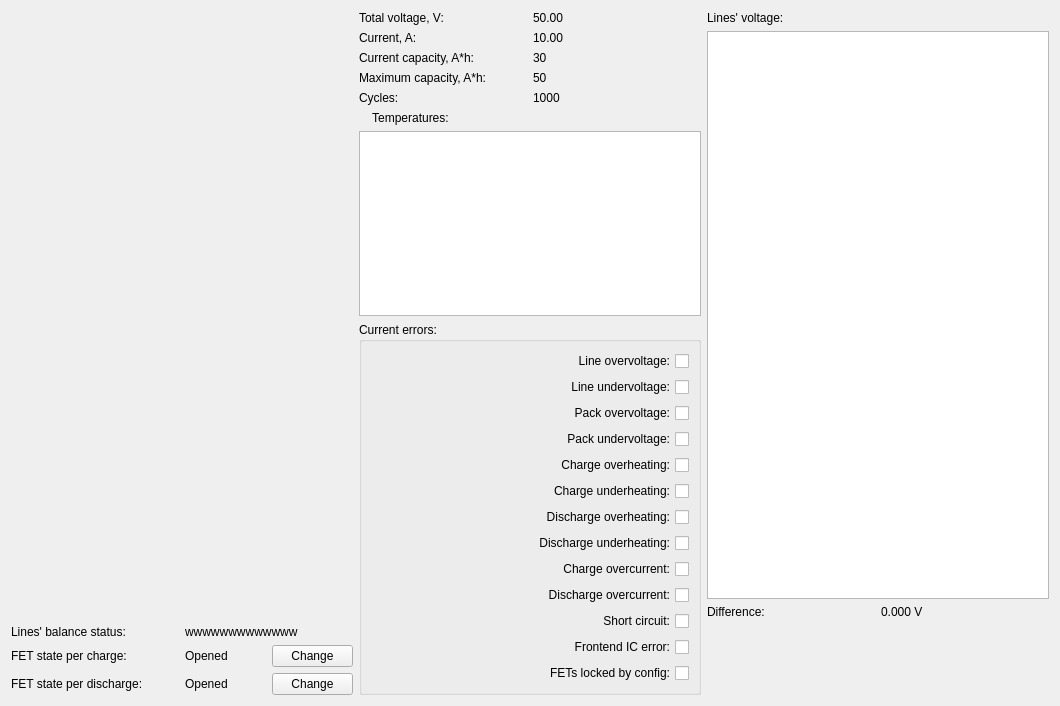
reedpxel/BMSInterface, file app/maininfowidget.ui: the form before one commit.
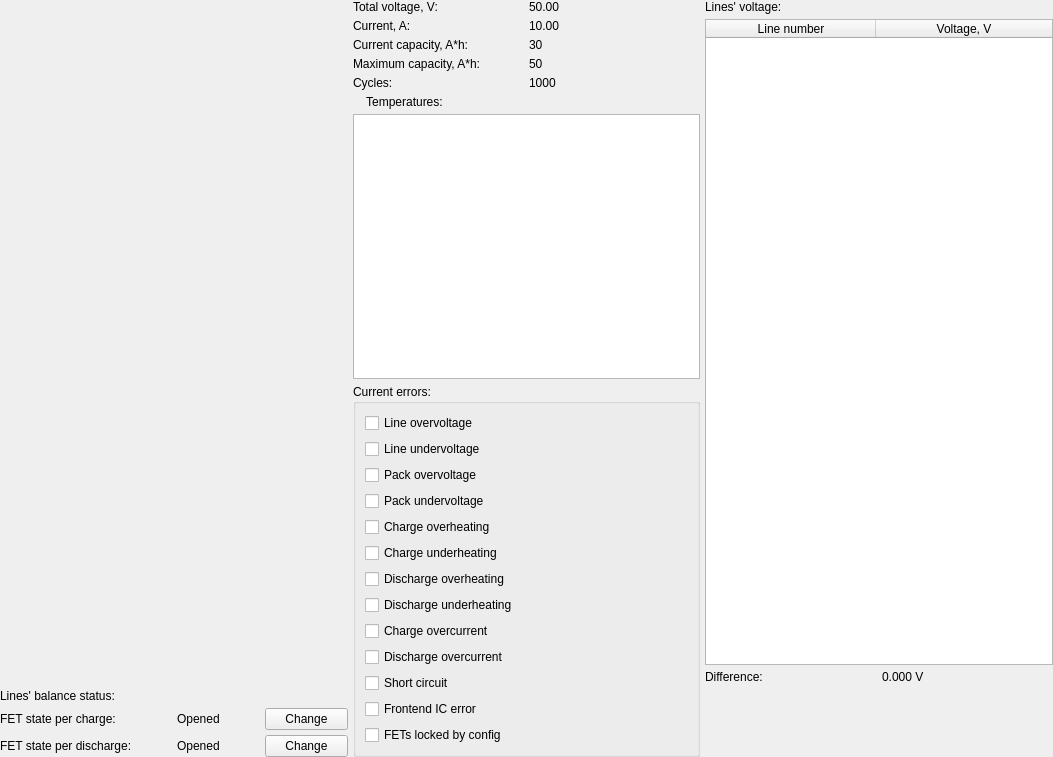
The form after the commit.

What changed in the file:
```diff
--- a/app/maininfowidget.ui
+++ b/app/maininfowidget.ui
@@ -6,14 +6,29 @@
    <rect>
     <x>0</x>
     <y>0</y>
-    <width>1060</width>
-    <height>706</height>
+    <width>1053</width>
+    <height>757</height>
    </rect>
   </property>
   <property name="windowTitle">
    <string>Form</string>
   </property>
   <layout class="QGridLayout" name="gridLayout_3">
+   <property name="leftMargin">
+    <number>0</number>
+   </property>
+   <property name="topMargin">
+    <number>0</number>
+   </property>
+   <property name="rightMargin">
+    <number>0</number>
+   </property>
+   <property name="bottomMargin">
+    <number>0</number>
+   </property>
+   <property name="spacing">
+    <number>5</number>
+   </property>
    <item row="0" column="0">
     <widget class="QWidget" name="batterySliderWidget" native="true">
      <property name="sizePolicy">
@@ -122,7 +137,60 @@
       </widget>
      </item>
      <item>
-      <widget class="QTableWidget" name="tempsTable"/>
+      <widget class="QTableWidget" name="tempsTable">
+       <property name="minimumSize">
+        <size>
+         <width>0</width>
+         <height>90</height>
+        </size>
+       </property>
+       <property name="editTriggers">
+        <set>QAbstractItemView::NoEditTriggers</set>
+       </property>
+       <property name="tabKeyNavigation">
+        <bool>false</bool>
+       </property>
+       <property name="showDropIndicator" stdset="0">
+        <bool>false</bool>
+       </property>
+       <property name="dragDropOverwriteMode">
+        <bool>false</bool>
+       </property>
+       <property name="selectionMode">
+        <enum>QAbstractItemView::NoSelection</enum>
+       </property>
+       <property name="columnCount">
+        <number>2</number>
+       </property>
+       <attribute name="horizontalHeaderVisible">
+        <bool>false</bool>
+       </attribute>
+       <attribute name="horizontalHeaderDefaultSectionSize">
+        <number>170</number>
+       </attribute>
+       <attribute name="horizontalHeaderHighlightSections">
+        <bool>false</bool>
+       </attribute>
+       <attribute name="horizontalHeaderStretchLastSection">
+        <bool>true</bool>
+       </attribute>
+       <attribute name="verticalHeaderVisible">
+        <bool>false</bool>
+       </attribute>
+       <attribute name="verticalHeaderHighlightSections">
+        <bool>false</bool>
+       </attribute>
+       <column>
+        <property name="text">
+         <string>Thermoresister number</string>
+        </property>
+       </column>
+       <column>
+        <property name="text">
+         <string>Temperature, °C</string>
+        </property>
+       </column>
+      </widget>
      </item>
      <item>
       <widget class="QGroupBox" name="groupBox">
@@ -156,13 +224,13 @@
            <enum>Qt::NoContextMenu</enum>
           </property>
           <property name="layoutDirection">
-           <enum>Qt::RightToLeft</enum>
+           <enum>Qt::LeftToRight</enum>
           </property>
           <property name="text">
-           <string>Line overvoltage:</string>
+           <string>Line overvoltage</string>
           </property>
           <property name="checkable">
-           <bool>true</bool>
+           <bool>false</bool>
           </property>
          </widget>
         </item>
@@ -186,13 +254,13 @@
            <enum>Qt::NoContextMenu</enum>
           </property>
           <property name="layoutDirection">
-           <enum>Qt::RightToLeft</enum>
+           <enum>Qt::LeftToRight</enum>
           </property>
           <property name="text">
-           <string>Line undervoltage:</string>
+           <string>Line undervoltage</string>
           </property>
           <property name="checkable">
-           <bool>true</bool>
+           <bool>false</bool>
           </property>
          </widget>
         </item>
@@ -216,13 +284,13 @@
            <enum>Qt::NoContextMenu</enum>
           </property>
           <property name="layoutDirection">
-           <enum>Qt::RightToLeft</enum>
+           <enum>Qt::LeftToRight</enum>
           </property>
           <property name="text">
-           <string>Pack overvoltage:</string>
+           <string>Pack overvoltage</string>
           </property>
           <property name="checkable">
-           <bool>true</bool>
+           <bool>false</bool>
           </property>
          </widget>
         </item>
@@ -246,13 +314,13 @@
            <enum>Qt::NoContextMenu</enum>
           </property>
           <property name="layoutDirection">
-           <enum>Qt::RightToLeft</enum>
+           <enum>Qt::LeftToRight</enum>
           </property>
           <property name="text">
-           <string>Pack undervoltage:</string>
+           <string>Pack undervoltage</string>
           </property>
           <property name="checkable">
-           <bool>true</bool>
+           <bool>false</bool>
           </property>
          </widget>
         </item>
@@ -276,13 +344,13 @@
            <enum>Qt::NoContextMenu</enum>
           </property>
           <property name="layoutDirection">
-           <enum>Qt::RightToLeft</enum>
+           <enum>Qt::LeftToRight</enum>
           </property>
           <property name="text">
-           <string>Charge overheating:</string>
+           <string>Charge overheating</string>
           </property>
           <property name="checkable">
-           <bool>true</bool>
+           <bool>false</bool>
           </property>
          </widget>
         </item>
@@ -306,13 +374,13 @@
            <enum>Qt::NoContextMenu</enum>
           </property>
           <property name="layoutDirection">
-           <enum>Qt::RightToLeft</enum>
+           <enum>Qt::LeftToRight</enum>
           </property>
           <property name="text">
-           <string>Charge underheating:</string>
+           <string>Charge underheating</string>
           </property>
           <property name="checkable">
-           <bool>true</bool>
+           <bool>false</bool>
           </property>
          </widget>
         </item>
@@ -336,13 +404,13 @@
            <enum>Qt::NoContextMenu</enum>
           </property>
           <property name="layoutDirection">
-           <enum>Qt::RightToLeft</enum>
+           <enum>Qt::LeftToRight</enum>
           </property>
           <property name="text">
-           <string>Discharge overheating:</string>
+           <string>Discharge overheating</string>
           </property>
           <property name="checkable">
-           <bool>true</bool>
+           <bool>false</bool>
           </property>
          </widget>
         </item>
@@ -366,13 +434,13 @@
            <enum>Qt::NoContextMenu</enum>
           </property>
           <property name="layoutDirection">
-           <enum>Qt::RightToLeft</enum>
+           <enum>Qt::LeftToRight</enum>
           </property>
           <property name="text">
-           <string>Discharge underheating:</string>
+           <string>Discharge underheating</string>
           </property>
           <property name="checkable">
-           <bool>true</bool>
+           <bool>false</bool>
           </property>
          </widget>
         </item>
@@ -396,13 +464,13 @@
            <enum>Qt::NoContextMenu</enum>
           </property>
           <property name="layoutDirection">
-           <enum>Qt::RightToLeft</enum>
+           <enum>Qt::LeftToRight</enum>
           </property>
           <property name="text">
-           <string>Charge overcurrent:</string>
+           <string>Charge overcurrent</string>
           </property>
           <property name="checkable">
-           <bool>true</bool>
+           <bool>false</bool>
           </property>
          </widget>
         </item>
@@ -426,13 +494,13 @@
            <enum>Qt::NoContextMenu</enum>
           </property>
           <property name="layoutDirection">
-           <enum>Qt::RightToLeft</enum>
+           <enum>Qt::LeftToRight</enum>
           </property>
           <property name="text">
-           <string>Discharge overcurrent:</string>
+           <string>Discharge overcurrent</string>
           </property>
           <property name="checkable">
-           <bool>true</bool>
+           <bool>false</bool>
           </property>
          </widget>
         </item>
@@ -456,13 +524,13 @@
            <enum>Qt::NoContextMenu</enum>
           </property>
           <property name="layoutDirection">
-           <enum>Qt::RightToLeft</enum>
+           <enum>Qt::LeftToRight</enum>
           </property>
           <property name="text">
-           <string>Short circuit:</string>
+           <string>Short circuit</string>
           </property>
           <property name="checkable">
-           <bool>true</bool>
+           <bool>false</bool>
           </property>
          </widget>
         </item>
@@ -486,13 +554,13 @@
            <enum>Qt::NoContextMenu</enum>
           </property>
           <property name="layoutDirection">
-           <enum>Qt::RightToLeft</enum>
+           <enum>Qt::LeftToRight</enum>
           </property>
           <property name="text">
-           <string>Frontend IC error:</string>
+           <string>Frontend IC error</string>
           </property>
           <property name="checkable">
-           <bool>true</bool>
+           <bool>false</bool>
           </property>
          </widget>
         </item>
@@ -516,13 +584,13 @@
            <enum>Qt::NoContextMenu</enum>
           </property>
           <property name="layoutDirection">
-           <enum>Qt::RightToLeft</enum>
+           <enum>Qt::LeftToRight</enum>
           </property>
           <property name="text">
-           <string>FETs locked by config:</string>
+           <string>FETs locked by config</string>
           </property>
           <property name="checkable">
-           <bool>true</bool>
+           <bool>false</bool>
           </property>
          </widget>
         </item>
@@ -541,7 +609,51 @@
       </widget>
      </item>
      <item>
-      <widget class="QTableWidget" name="linesVoltageTable"/>
+      <widget class="QTableWidget" name="linesVoltageTable">
+       <property name="editTriggers">
+        <set>QAbstractItemView::NoEditTriggers</set>
+       </property>
+       <property name="tabKeyNavigation">
+        <bool>false</bool>
+       </property>
+       <property name="showDropIndicator" stdset="0">
+        <bool>false</bool>
+       </property>
+       <property name="dragDropOverwriteMode">
+        <bool>false</bool>
+       </property>
+       <property name="selectionMode">
+        <enum>QAbstractItemView::NoSelection</enum>
+       </property>
+       <property name="columnCount">
+        <number>2</number>
+       </property>
+       <attribute name="horizontalHeaderDefaultSectionSize">
+        <number>170</number>
+       </attribute>
+       <attribute name="horizontalHeaderHighlightSections">
+        <bool>false</bool>
+       </attribute>
+       <attribute name="horizontalHeaderStretchLastSection">
+        <bool>true</bool>
+       </attribute>
+       <attribute name="verticalHeaderVisible">
+        <bool>false</bool>
+       </attribute>
+       <attribute name="verticalHeaderHighlightSections">
+        <bool>false</bool>
+       </attribute>
+       <column>
+        <property name="text">
+         <string>Line number</string>
+        </property>
+       </column>
+       <column>
+        <property name="text">
+         <string>Voltage, V</string>
+        </property>
+       </column>
+      </widget>
      </item>
      <item>
       <layout class="QHBoxLayout" name="horizontalLayout_4">
@@ -568,7 +680,7 @@
      <item row="0" column="1">
       <widget class="QLabel" name="linesBalanceLabel">
        <property name="text">
-        <string>wwwwwwwwwwwww</string>
+        <string/>
        </property>
       </widget>
      </item>
```
